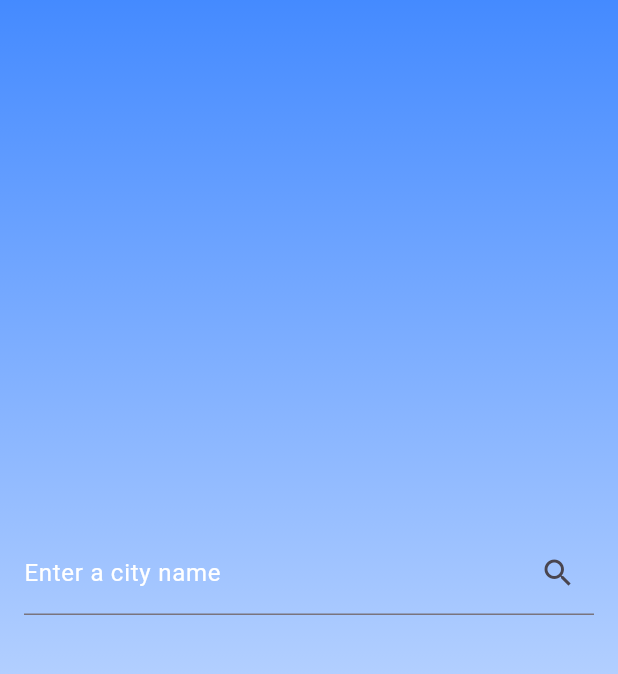
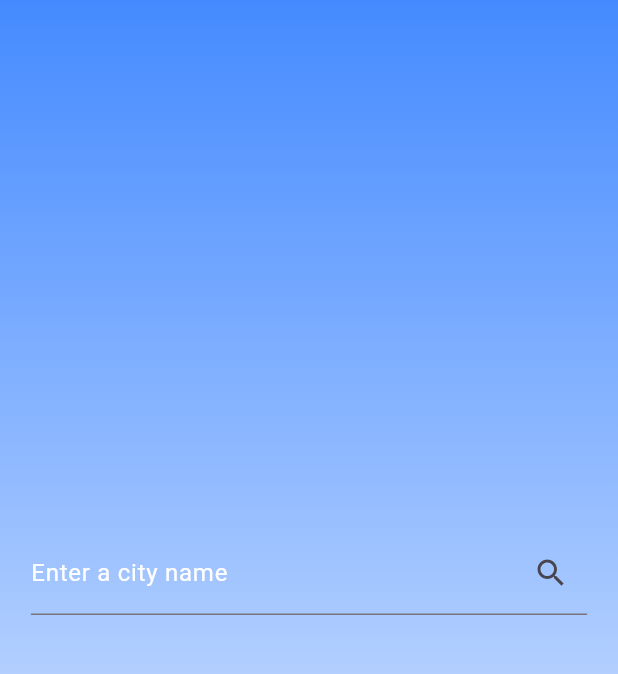
Before and after one commit to Qetikv/Weather_App, a Flutter app: the screen it shows after launch, on a phone screen of 412 x 824 dp, the part 87-761 px from its top. Run offline on Flutter 3.47's test engine with Material 3 defaults, Android fonts, the phone set to English and light mode, and no system bars.

Commit message:
responsive style

```diff
--- a/lib/views/home_page.dart
+++ b/lib/views/home_page.dart
@@ -9,23 +9,26 @@ class WeatherApp extends StatefulWidget {
 
 class _WeatherAppState extends State<WeatherApp> {
   final TextEditingController _cityController = TextEditingController();
-  Weather _weatherInfo = Weather(cityName: '', temperature: 0, weatherCondition: '');
+  Weather _weatherInfo =
+      Weather(cityName: '', temperature: 0, weatherCondition: '');
 
   Future<void> _fetchWeather(String cityName) async {
     try {
-      final Map<String, dynamic> data = await WeatherService.fetchWeather(cityName);
+      final Map<String, dynamic> data =
+          await WeatherService.fetchWeather(cityName);
       final Weather weather = Weather.fromJson(data);
       setState(() {
         _weatherInfo = weather;
       });
     } catch (e) {
       setState(() {
-        _weatherInfo = Weather(cityName: 'Unknown', temperature: 0, weatherCondition: 'Unknown');
+        _weatherInfo = Weather(
+            cityName: 'Unknown', temperature: 0, weatherCondition: 'Unknown');
       });
     }
   }
 
-    // Function to get the weather image URL based on the weather condition
+  // Function to get the weather image URL based on the weather condition
   String _getWeatherImageURL(String weatherCondition) {
     if (weatherCondition == 'Clear') {
       return 'assets/clear.png';
@@ -40,6 +43,9 @@ class _WeatherAppState extends State<WeatherApp> {
 
   @override
   Widget build(BuildContext context) {
+    final screenWidth = MediaQuery.of(context).size.width;
+    final screenHeight = MediaQuery.of(context).size.height;
+
     return Scaffold(
       appBar: AppBar(
         title: const Text(
@@ -55,7 +61,7 @@ class _WeatherAppState extends State<WeatherApp> {
         elevation: 0,
         centerTitle: true,
       ),
-       body: Container(
+      body: Container(
         decoration: const BoxDecoration(
           gradient: LinearGradient(
             begin: Alignment.topCenter,
@@ -68,7 +74,7 @@ class _WeatherAppState extends State<WeatherApp> {
             Expanded(
               child: Center(
                 child: Padding(
-                  padding: const EdgeInsets.all(16.0),
+                  padding: EdgeInsets.all(screenWidth * 0.05),
                   child: TextField(
                     controller: _cityController,
                     decoration: InputDecoration(
@@ -88,24 +94,26 @@ class _WeatherAppState extends State<WeatherApp> {
             _weatherInfo.cityName.isNotEmpty
                 ? Expanded(
                     child: Padding(
-                      padding: const EdgeInsets.symmetric(horizontal: 16.0),
+                      padding: EdgeInsets.symmetric(horizontal: screenWidth * 0.1),
                       child: Column(
                         crossAxisAlignment: CrossAxisAlignment.center,
                         mainAxisAlignment: MainAxisAlignment.center,
                         children: [
                           Text(
                             'City: ${_weatherInfo.cityName}',
-                            style: const TextStyle(fontSize: 18.0, color: Colors.white),
+                            style: TextStyle(fontSize: screenWidth * 0.04, color: Colors.white),
+
                           ),
                           Text(
                             'Temperature: ${_weatherInfo.temperature.toStringAsFixed(0)}°C',
-                            style: const TextStyle(fontSize: 18.0, color: Colors.white),
+                            style: TextStyle(fontSize: screenWidth * 0.04, color: Colors.white),
                           ),
                           Text(
                             'Weather Condition: ${_weatherInfo.weatherCondition}',
-                            style: const TextStyle(fontSize: 18.0, color: Colors.white),
+                            style: TextStyle(fontSize: screenWidth * 0.04, color: Colors.white),
+
                           ),
-                          const SizedBox(height: 16.0),
+                          SizedBox(height: screenHeight * 0.03),
                           Image.asset(
                             _getWeatherImageURL(_weatherInfo.weatherCondition),
                             width: 100,
```
